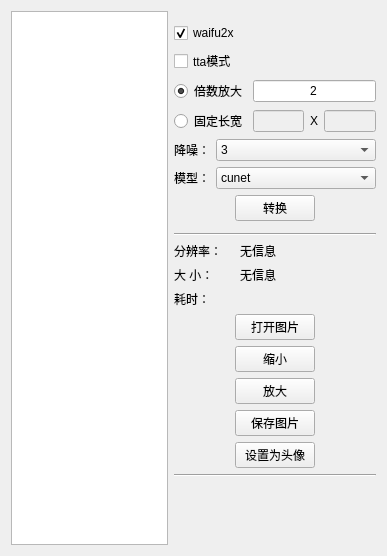
tonquer/picacg-qt, file ui/img.ui: the form before one commit.
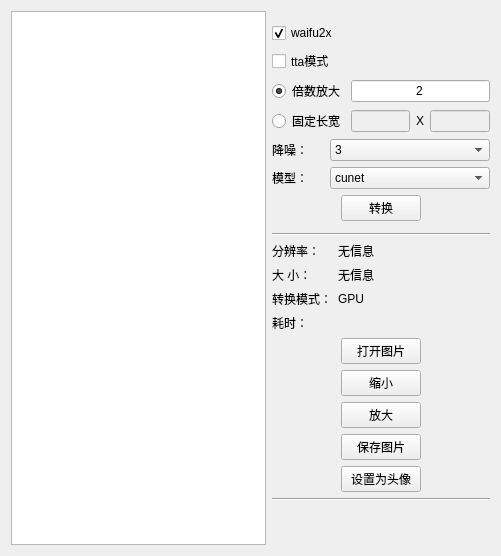
The form after the commit.

Patch:
```diff
--- a/ui/img.ui
+++ b/ui/img.ui
@@ -6,7 +6,7 @@
    <rect>
     <x>0</x>
     <y>0</y>
-    <width>387</width>
+    <width>501</width>
     <height>556</height>
    </rect>
   </property>
@@ -371,6 +371,30 @@
          </item>
         </layout>
        </item>
+       <item>
+        <layout class="QHBoxLayout" name="horizontalLayout_11">
+         <item>
+          <widget class="QLabel" name="label_9">
+           <property name="maximumSize">
+            <size>
+             <width>60</width>
+             <height>16777215</height>
+            </size>
+           </property>
+           <property name="text">
+            <string>转换模式：</string>
+           </property>
+          </widget>
+         </item>
+         <item>
+          <widget class="QLabel" name="gpuLabel">
+           <property name="text">
+            <string>GPU</string>
+           </property>
+          </widget>
+         </item>
+        </layout>
+       </item>
        <item>
         <layout class="QHBoxLayout" name="horizontalLayout_10">
          <item>
```
